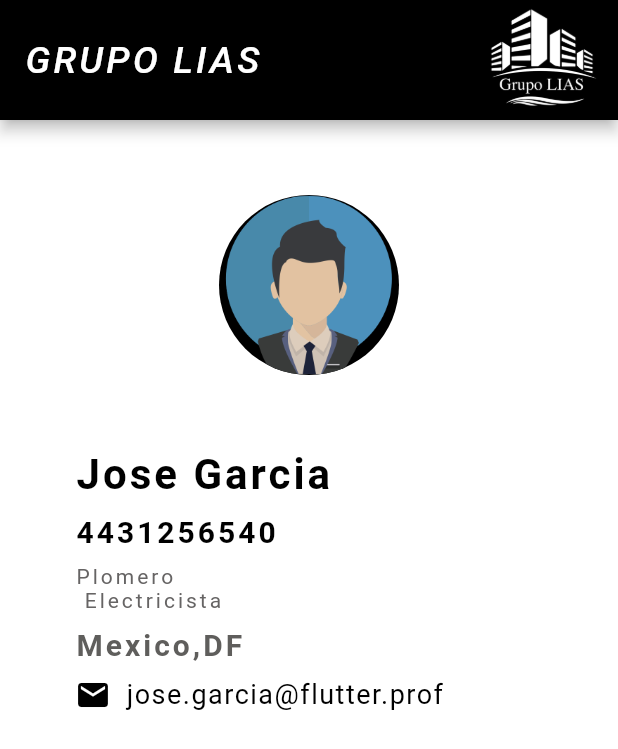
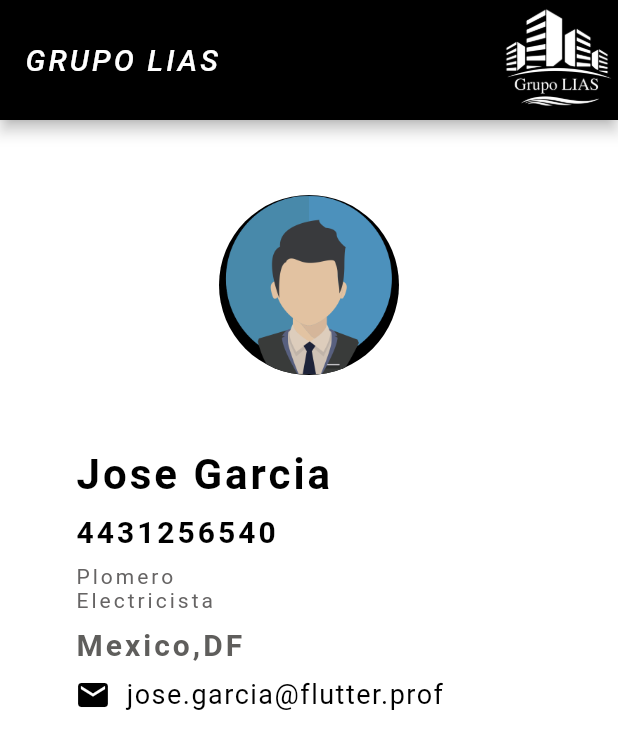
Before and after one commit to BansheeJoe1098/grupolias, a Flutter app: the Perfil screen opened directly, on a phone screen of 412 x 824 dp. Shown: the top 749 px of the screen. Run offline on Flutter 3.47's test engine with Material 2 defaults, Android fonts, the phone set to English and light mode, and no system bars; our stand-ins replace dio, flutter_secure_storage, get, image_picker; missing offline and left inert: syncfusion_flutter_signaturepad; accounts and stored records are empty; statements that could not run were skipped.

Commit message:
Auto stash before merge of "main" and "origin/main"

```diff
--- a/lib/AcuerdosConformidad/controller/acuerdo-conformidad.controller.dart
+++ b/lib/AcuerdosConformidad/controller/acuerdo-conformidad.controller.dart
@@ -48,13 +48,17 @@ class AcuerdoConformidadController extends GetxController {
       );
 
       var service = AcuerdoService();
+      var acuerdo = await service.create(acuerdoDTO);
+
+      print(acuerdo!.toRawJson());
+
       var respuesta = await service.create(acuerdoDTO);
 
       if (respuesta != null) {
         Get.to(() => Signature(acuerdoDto: respuesta));
       } else {
         ScaffoldMessenger.of(context).showSnackBar(
-          const SnackBar(content: Text('Error al enviar')),
+          const SnackBar(content: Text('Error al enviar el acuerdo')),
         );
         return null;
       }
--- a/lib/Cotizaciones/ui/screens/cotizaciones.screen.dart
+++ b/lib/Cotizaciones/ui/screens/cotizaciones.screen.dart
@@ -124,8 +124,7 @@ class _CotizacionesScreenState extends State<CotizacionesScreen> {
                             ],
                           ),
                           onPressed: () => controller.tomarFoto(),
-                        color: Colors.red,
-                      ),
+                          color: Colors.white),
                     ),
                     const SizedBox(
                       height: 20,
--- a/lib/Cotizaciones/ui/screens/tus-tickets.screen.dart
+++ b/lib/Cotizaciones/ui/screens/tus-tickets.screen.dart
@@ -18,6 +18,7 @@ class _TusTicketsScreenState extends State<TusTicketsScreen> {
       appBar: AppBar(
         title: const Text('Tus Tickets'),
         backgroundColor: Colors.black,
+        toolbarHeight: 80,
         automaticallyImplyLeading: false,
         actions: const [
           ImageIcon(
--- a/lib/Perfil/ui/screens/perfil.dart
+++ b/lib/Perfil/ui/screens/perfil.dart
@@ -14,7 +14,7 @@ class Perfil extends StatelessWidget {
           'GRUPO LIAS',
           style: TextStyle(
             fontStyle: FontStyle.italic,
-            fontSize: 25.0,
+            fontSize: 20.0,
             letterSpacing: 2.0,
           ),
         ),
@@ -23,7 +23,7 @@ class Perfil extends StatelessWidget {
         actions: const <Widget>[
           ImageIcon(
             AssetImage('assets/gpolias.png'),
-            size: 100,
+            size: 80,
           ),
         ],
       ),
@@ -68,7 +68,7 @@ class Perfil extends StatelessWidget {
               height: 10.0,
             ),
             const Text(
-              'Plomero \n Electricista',
+              'Plomero\nElectricista',
               style: TextStyle(
                 color: Color.fromARGB(255, 102, 100, 100),
                 letterSpacing: 2.0,
@@ -105,6 +105,9 @@ class Perfil extends StatelessWidget {
                 ),
               ],
             ),
+            SizedBox(
+              width: 10.0,
+            ),
           ],
         ),
       ),
--- a/lib/constants.dart
+++ b/lib/constants.dart
@@ -1,10 +1,10 @@
 class Constants {
   //Azure
-  //static const String API_URL = 'http://apilias.westus.cloudapp.azure.com:4000';
+  static const String API_URL = 'http://apilias.westus.cloudapp.azure.com:4000';
   // NGROK AZURE
   //static const String API_URL = 'https://1c4d-40-83-169-185.ngrok.io';
   // IP Azure
   //static const String API_URL = 'http://40.83.169.185:4000';
   //LOCAL
-  static const String API_URL = 'http://192.168.0.62:4000';
+  //static const String API_URL = 'http://192.168.0.62:4000';
 }
```
Also changed, not shown: lib/Cotizaciones/ui/screens/aprobacion-cotizacion.screen.dart (+9 -3 lines), lib/LoginPage/ui/screen/loginpage.dart (+3 -6 lines), lib/Splash/ui/screen/splashpage.dart (+5 -4 lines), lib/Tickets/service/map.service.dart (+4 -4 lines), lib/Tickets/ui/screens/ticketDetalles.screen.dart (+8 -3 lines), pubspec.lock. Lines whose indentation alone changed are shown as unchanged.
